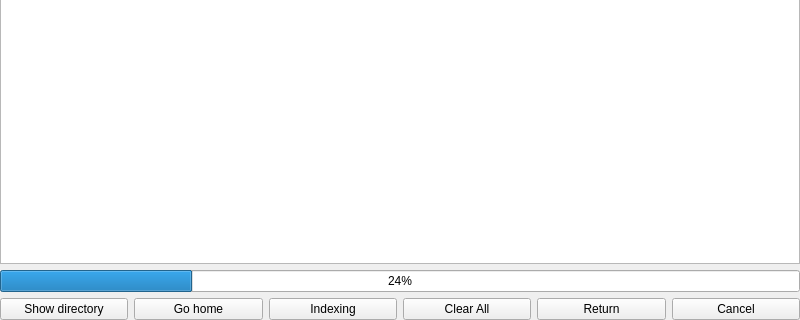
CaelmBleidd/find_substring, file find_substring/mainwindow.ui: the form before one commit; both pictures show x 0 to 800 and y 333 to 653 of the 800 by 653 pixel window.
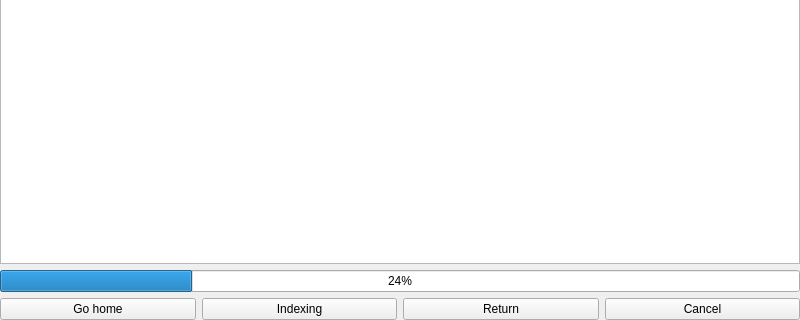
The form after the commit.

```diff
--- a/find_substring/mainwindow.ui
+++ b/find_substring/mainwindow.ui
@@ -104,13 +104,6 @@
     </item>
     <item row="3" column="0">
      <layout class="QHBoxLayout" name="buttonsLayout">
-      <item>
-       <widget class="QPushButton" name="actionShow_directory">
-        <property name="text">
-         <string>Show directory</string>
-        </property>
-       </widget>
-      </item>
       <item>
        <widget class="QPushButton" name="actionGo_home">
         <property name="text">
@@ -125,13 +118,6 @@
         </property>
        </widget>
       </item>
-      <item>
-       <widget class="QPushButton" name="actionClear_all">
-        <property name="text">
-         <string>Clear All</string>
-        </property>
-       </widget>
-      </item>
       <item>
        <widget class="QPushButton" name="actionGo_back">
         <property name="text">
```
Left out of the diff: 18 changed lines with no effect on the pictures.
